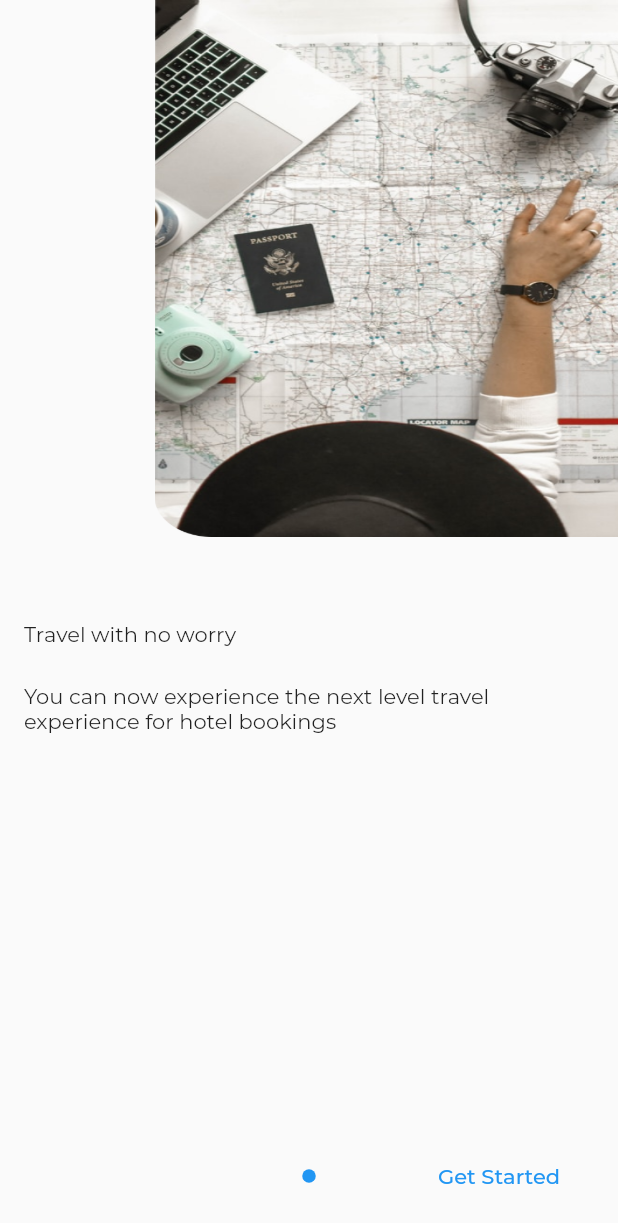
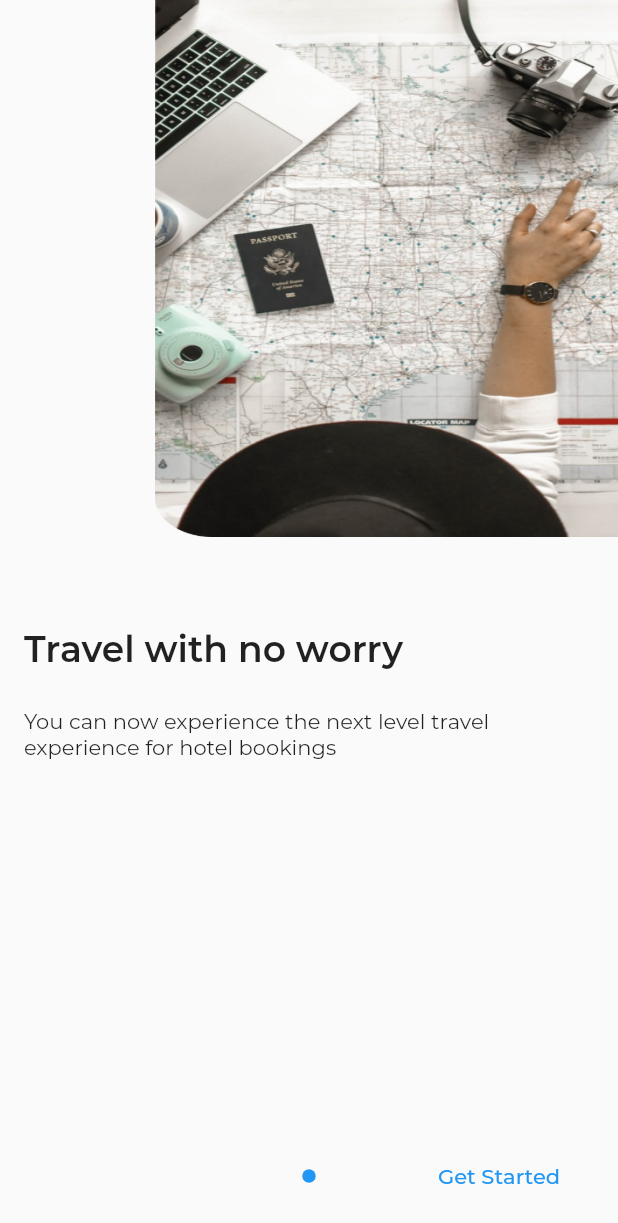
Before and after one commit to onumengine/encostay, a Flutter app: the screen it shows after launch, on a phone screen of 412 x 824 dp. Shown: the top 1223 px of the screen. Run offline on Flutter 3.47's test engine with Material 2 defaults, Android fonts, the phone set to English and light mode, and no system bars; drawn by our look-alikes of introduction_screen; project files that could hold a hidden picture were left out.

Commit message:
style the onboarding title text

```diff
--- a/lib/ui/screens/onboarding_screen.dart
+++ b/lib/ui/screens/onboarding_screen.dart
@@ -1,3 +1,4 @@
+import 'package:encostay/utilities/text_styles.dart';
 import 'package:flutter/material.dart';
 import 'package:introduction_screen/introduction_screen.dart';
 
@@ -22,12 +23,14 @@ class OnboardingScreen extends StatelessWidget {
                 child: Text(
                   'Travel with no worry',
                   textAlign: TextAlign.start,
+                  style: semiBold24,
                 ),
               ),
               bodyWidget: Align(
                 alignment: Alignment.centerLeft,
                 child: Text(
-                    'You can now experience the next level travel experience for hotel bookings'),
+                  'You can now experience the next level travel experience for hotel bookings',
+                ),
               ),
               image: Align(
                 alignment: Alignment.topRight,
--- a/lib/utilities/text_styles.dart
+++ b/lib/utilities/text_styles.dart
@@ -2,8 +2,9 @@ import 'package:flutter/material.dart';
 
 const semiBold24 = TextStyle(
   fontSize: 24,
-  height: 34,
+  height: 1.416,
   letterSpacing: 0,
+  fontWeight: FontWeight.w600,
 );
 
 const medium20 = TextStyle(
```
